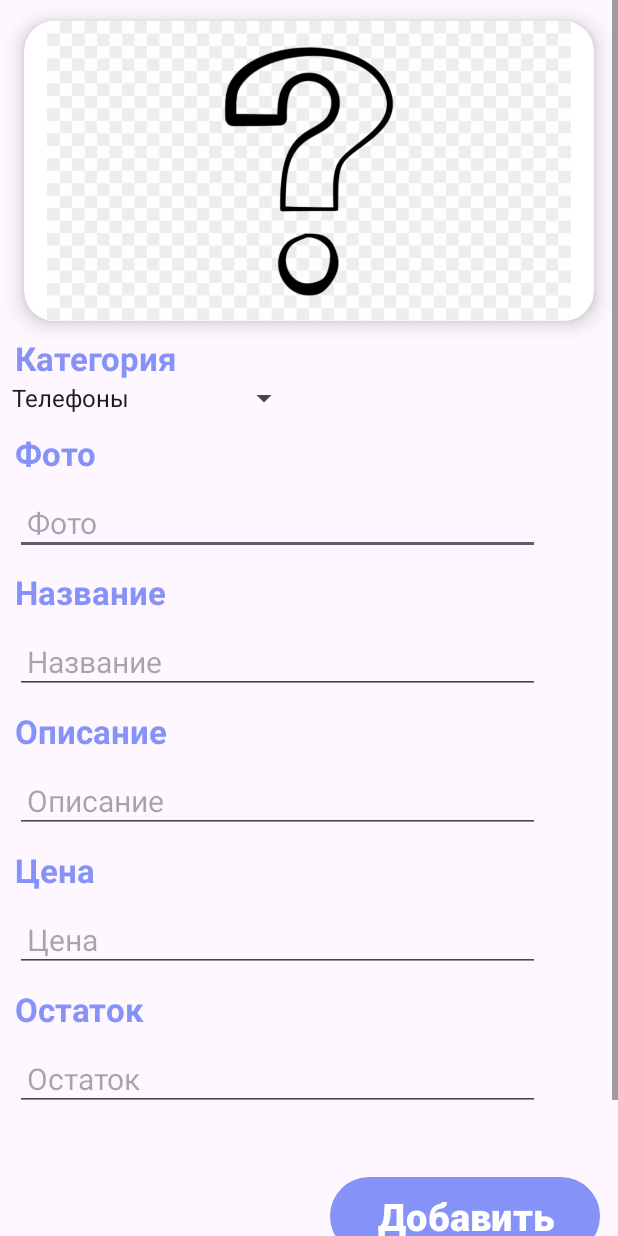
After one commit to Aveli-on/IziElectro, an Android app: the AdminDetailedActivity screen opened directly, with no data from a screen before it, on a phone screen of 412 x 824 dp. The commit adds this screen. Run offline under Robolectric (Android 15) with nearby library versions, the phone set to English and light mode, and no system bars.

Commit message:
add admin addProduct ui

```diff
--- a/app/src/main/AndroidManifest.xml
+++ b/app/src/main/AndroidManifest.xml
@@ -12,6 +12,9 @@
         android:supportsRtl="true"
         android:theme="@style/Theme.IziElectro"
         tools:targetApi="31">
+        <activity
+            android:name=".AdminDetailedActivity"
+            android:exported="false" />
         <activity
             android:name=".AdminActivity"
             android:exported="false" />
--- /dev/null
+++ b/app/src/main/java/kurs/project/izielectro/AdminDetailedActivity.java
@@ -0,0 +1,139 @@
+package kurs.project.izielectro;
+
+import android.content.Intent;
+import android.os.Bundle;
+import android.text.Editable;
+import android.text.TextWatcher;
+import android.view.View;
+import android.widget.AdapterView;
+import android.widget.ArrayAdapter;
+import android.widget.Toast;
+
+import androidx.activity.EdgeToEdge;
+import androidx.appcompat.app.AppCompatActivity;
+import androidx.core.graphics.Insets;
+import androidx.core.view.ViewCompat;
+import androidx.core.view.WindowInsetsCompat;
+
+import java.util.ArrayList;
+
+import kurs.project.izielectro.databinding.ActivityAdminBinding;
+import kurs.project.izielectro.databinding.ActivityAdminDetailedBinding;
+
+public class AdminDetailedActivity extends AppCompatActivity {
+    ActivityAdminDetailedBinding binding;
+    int id=0;
+    int idCategory=0;
+    String photo="standart";
+    @Override
+    protected void onCreate(Bundle savedInstanceState) {
+        super.onCreate(savedInstanceState);
+        EdgeToEdge.enable(this);
+        binding=ActivityAdminDetailedBinding.inflate(getLayoutInflater());
+        setContentView(binding.getRoot());
+        DatabaseHelper db=new DatabaseHelper(this);
+        ArrayList<Category> dataArrayList=db.getCategory();
+        ArrayAdapter<String> adapter = new ArrayAdapter<>(this, android.R.layout.simple_spinner_item, getCategoryName(dataArrayList));
+        adapter.setDropDownViewResource(android.R.layout.simple_spinner_dropdown_item);
+        binding.detailCategory.setAdapter(adapter);
+        Intent intent=this.getIntent();
+        binding.detailImage.setImageResource(this.getResources().getIdentifier(photo, "drawable", this.getPackageName()));
+        idCategory=getIdCategory(binding.detailCategory.getSelectedItem().toString(),dataArrayList);
+        if(intent!=null){
+            id=intent.getIntExtra("id",0);
+            if (id!=0) {
+                String title = intent.getStringExtra("title");
+                String description = intent.getStringExtra("description");
+                int price = intent.getIntExtra("price", 0);
+                int restOf = intent.getIntExtra("rest_of", 0);
+                photo = intent.getStringExtra("photo");
+                idCategory=intent.getIntExtra("id_category",0);
+                binding.detailCategory.setSelection(getIdCategoryList(dataArrayList,idCategory));
+                binding.detailName.setText(title);
+                binding.detailPrice.setText(price + "");
+                binding.detailRestOf.setText(restOf + "");
+                binding.detailDescription.setText(description);
+                binding.detailImage.setImageResource(this.getResources().getIdentifier(photo, "drawable", this.getPackageName()));
+                binding.detailPhoto.setText(photo);
+                }
+        }
+        if (id==0){
+            binding.saveButton.setText("Добавить");
+        }
+        binding.detailPhoto.addTextChangedListener(new TextWatcher(){
+            @Override
+            public void beforeTextChanged(CharSequence charSequence, int i, int i1, int i2) {
+
+            }
+
+            @Override
+            public void onTextChanged(CharSequence s, int start, int before, int count) {
+
+
+            }
+
+            @Override
+            public void afterTextChanged(Editable editable) {
+                int i= binding.detailPhoto.getResources().getIdentifier(editable.toString(), "drawable", (binding.detailPhoto.getContext()).getPackageName());
+           if (i !=0){
+                binding.detailImage.setImageResource(i);
+            }
+            }
+        });
+        binding.saveButton.setOnClickListener(view -> {
+            if (binding.detailPhoto.getText().toString().isEmpty()||binding.detailRestOf.getText().toString().isEmpty()||binding.detailPrice.getText().toString().isEmpty()||binding.detailName.getText().toString().isEmpty()||binding.detailDescription.getText().toString().isEmpty()){
+                Toast.makeText(AdminDetailedActivity.this, "Заполните все поля", Toast.LENGTH_SHORT).show();
+            }else {
+                int i = binding.detailPhoto.getResources().getIdentifier(binding.detailPhoto.getText().toString(), "drawable", (binding.detailPhoto.getContext()).getPackageName());
+                if (i == 0) binding.detailPhoto.setText(photo);
+                db.updateSaveProduct(id, binding.detailPhoto.getText().toString(), binding.detailName.getText().toString(), binding.detailDescription.getText().toString(), Integer.parseInt(binding.detailPrice.getText().toString()), Integer.parseInt(binding.detailRestOf.getText().toString()), idCategory);
+                if (id == 0)
+                    Toast.makeText(AdminDetailedActivity.this, "Товар успешно добавлен", Toast.LENGTH_SHORT).show();
+                else
+                    Toast.makeText(AdminDetailedActivity.this, "Изменения сохранены", Toast.LENGTH_SHORT).show();
+                finish();
+            }
+        });
+        binding.detailCategory.setOnItemSelectedListener((new AdapterView.OnItemSelectedListener() {
+            @Override
+            public void onItemSelected(AdapterView<?> adapterView, View view, int i, long l) {
+                idCategory=getIdCategory(adapterView.getItemAtPosition(i).toString(),dataArrayList);
+            }
+
+            @Override
+            public void onNothingSelected(AdapterView<?> adapterView) {
+
+            }
+
+
+        }));
+    }
+
+    private String[] getCategoryName(ArrayList<Category> categories) {
+        String[] names = new String[categories.size()];
+        for (int i = 0; i < categories.size(); i++) {
+            names[i] = categories.get(i).title;
+        }
+        return names;
+    }
+    private int getIdCategoryList(ArrayList<Category> categories,int id) {
+
+        for (int i = 0; i < categories.size(); i++) {
+            if( categories.get(i).id==id){
+                return i;
+            }
+        }
+        return 0;
+    }
+    private int getIdCategory(String name,ArrayList<Category> categories){
+        int id;
+        for (Category category:categories)
+        {
+            if (category.title.equals(name)){
+                id=category.id;
+                return id;
+            }
+        }
+        return 0;
+    }
+}
--- /dev/null
+++ b/app/src/main/java/kurs/project/izielectro/Category.java
@@ -0,0 +1,10 @@
+package kurs.project.izielectro;
+
+public class Category {
+    int id;
+    String title;
+    public Category(int id,String title){
+        this.id=id;
+        this.title=title;
+    }
+}
--- a/app/src/main/java/kurs/project/izielectro/DatabaseHelper.java
+++ b/app/src/main/java/kurs/project/izielectro/DatabaseHelper.java
@@ -163,7 +163,7 @@ public class DatabaseHelper extends SQLiteOpenHelper {
         if (cursor != null) {
             cursor.moveToFirst();
             while (!cursor.isAfterLast()) {
-                listData = new ListData(cursor.getInt(0), cursor.getString(3), cursor.getString(4), cursor.getString(2), cursor.getInt(5),cursor.getInt(6));
+                listData = new ListData(cursor.getInt(0), cursor.getInt(1), cursor.getString(3), cursor.getString(4), cursor.getString(2), cursor.getInt(5),cursor.getInt(6));
 
                 dataArrayList.add(listData);
                 cursor.moveToNext();
@@ -263,7 +263,26 @@ public class DatabaseHelper extends SQLiteOpenHelper {
         }
 
     }
-
+    public void updateSaveProduct(int idProduct,String photo,String title,String description,int price,int restOf,int idCategory){
+        create_db();
+        SQLiteDatabase MyDatabase =SQLiteDatabase.openDatabase(DB_PATH, null, SQLiteDatabase.OPEN_READWRITE);
+        if (idProduct==0){
+            ContentValues values = new ContentValues();
+            values.put("Title", title);
+            values.put("Photo", photo);
+            values.put("Description", description);
+            values.put("Price", price);
+            values.put("Restof", restOf);
+            values.put("IdCategory", idCategory);
+            long result = MyDatabase.insert("Product", null, values);
+            if (result != -1) {
+                Log.d("Database", "Данные успешно добавлены");
+            }
+        }
+        else{
+            MyDatabase.execSQL("UPDATE Product SET Title=? ,Photo=?,Description=?,Price=?,Restof=?,IdCategory=? WHERE Id=?", new String[]{title,photo,description,String.valueOf(price),String.valueOf(restOf),String.valueOf(idCategory),String.valueOf(idProduct)});
+        }
+    }
 
     public void addToCart(int idUser, int idProduct){
         create_db();
@@ -291,4 +310,22 @@ public class DatabaseHelper extends SQLiteOpenHelper {
             Toast.makeText(myContext, e.getMessage(), Toast.LENGTH_SHORT).show();
         }
     }
+    public ArrayList<Category> getCategory(){
+        ArrayList<Category> dataArrayList=new ArrayList<>();
+        Category category;
+        create_db();
+        SQLiteDatabase MyDatabase =SQLiteDatabase.openDatabase(DB_PATH, null, SQLiteDatabase.OPEN_READWRITE);
+        Cursor cursor = MyDatabase.rawQuery("SELECT * FROM Category", null, null);
+        if (cursor != null) {
+            cursor.moveToFirst();
+            while (!cursor.isAfterLast()) {
+                category = new Category(cursor.getInt(0),cursor.getString(1));
+                dataArrayList.add(category);
+                cursor.moveToNext();
+            }
+            cursor.close();
+        }
+        return dataArrayList;
+    }
+
 }
--- a/app/src/main/java/kurs/project/izielectro/ListData.java
+++ b/app/src/main/java/kurs/project/izielectro/ListData.java
@@ -2,14 +2,15 @@ package kurs.project.izielectro;
 
 public class ListData {
     String title,description,photo;
-    int price,restOf,id;
+    int price,restOf,id,idCategory;
 
-    public ListData(int id,String title,String description, String photo,int price,int restOf) {
+    public ListData(int id,int idCategory,String title,String description, String photo,int price,int restOf) {
         this.restOf = restOf;
         this.price = price;
         this.photo = photo;
         this.description = description;
         this.title = title;
         this.id=id;
+        this.idCategory=idCategory;
     }
 }
--- /dev/null
+++ b/app/src/main/res/layout/activity_admin_detailed.xml
@@ -0,0 +1,167 @@
+<?xml version="1.0" encoding="utf-8"?>
+
+<ScrollView xmlns:android="http://schemas.android.com/apk/res/android"
+    xmlns:app="http://schemas.android.com/apk/res-auto"
+    xmlns:tools="http://schemas.android.com/tools"
+    android:id="@+id/main"
+    android:layout_width="match_parent"
+    android:layout_height="match_parent"
+    android:orientation="vertical"
+    tools:context=".userActivityDatailed"
+    android:layout_gravity="center">
+    <LinearLayout
+        android:orientation="vertical"
+        android:layout_width="match_parent"
+        android:layout_height="wrap_content"
+        >
+    <androidx.cardview.widget.CardView
+        android:layout_marginTop="14dp"
+        android:layout_width="380dp"
+        android:layout_height="200dp"
+        android:id="@+id/cardImage"
+        android:layout_gravity="center"
+        app:cardCornerRadius="20dp"
+        app:cardElevation="8dp">
+        <ImageView
+            android:layout_width="380dp"
+            android:layout_height="200dp"
+            android:id="@+id/detailImage"
+            android:layout_gravity="center"
+            android:src="@drawable/phone"
+            android:scaleType="fitCenter"/>
+
+    </androidx.cardview.widget.CardView>
+        <TextView
+            android:layout_width="wrap_content"
+            android:layout_height="wrap_content"
+            android:text="Категория"
+            android:textColor="@color/lavander"
+            android:textStyle="bold"
+            android:layout_marginStart="10dp"
+            android:layout_marginTop="10dp"
+            android:textSize="22sp"/>
+        <Spinner
+            android:id="@+id/detailCategory"
+            android:layout_width="200dp"
+            android:layout_height="wrap_content"
+            android:prompt="@string/spinner_hint"
+            android:textColor="@color/lavander"
+            android:textStyle="bold"
+            android:textSize="22sp"
+            />
+    <TextView
+        android:layout_width="wrap_content"
+        android:layout_height="wrap_content"
+        android:text="Фото"
+        android:textColor="@color/lavander"
+        android:textStyle="bold"
+        android:layout_marginStart="10dp"
+        android:layout_marginTop="10dp"
+        android:textSize="22sp"/>
+    <EditText
+        android:layout_width="350dp"
+        android:layout_height="wrap_content"
+        android:id="@+id/detailPhoto"
+        android:layout_marginTop="10dp"
+        android:padding="8dp"
+        android:hint="Фото"
+        android:drawablePadding="8dp"
+        android:textSize="20sp"
+        android:layout_marginStart="10dp"
+        />
+    <TextView
+        android:layout_width="wrap_content"
+        android:layout_height="wrap_content"
+        android:text="Название"
+        android:textColor="@color/lavander"
+        android:textStyle="bold"
+        android:layout_marginStart="10dp"
+        android:layout_marginTop="10dp"
+        android:textSize="22sp"/>
+    <EditText
+        android:layout_width="350dp"
+        android:layout_height="wrap_content"
+        android:id="@+id/detailName"
+        android:layout_marginTop="10dp"
+        android:padding="8dp"
+        android:hint="Название"
+        android:drawablePadding="8dp"
+        android:textSize="20sp"
+        android:layout_marginStart="10dp"
+        />
+    <TextView
+        android:layout_width="wrap_content"
+        android:layout_height="wrap_content"
+        android:text="Описание"
+        android:textColor="@color/lavander"
+        android:textStyle="bold"
+        android:layout_marginStart="10dp"
+        android:layout_marginTop="10dp"
+        android:textSize="22sp"/>
+    <EditText
+        android:layout_width="350dp"
+        android:layout_height="wrap_content"
+        android:id="@+id/detailDescription"
+        android:layout_marginTop="10dp"
+        android:padding="8dp"
+        android:hint="Описание"
+        android:drawablePadding="8dp"
+        android:textSize="20sp"
+        android:layout_marginStart="10dp"
+        />
+    <TextView
+        android:layout_width="wrap_content"
+        android:layout_height="wrap_content"
+        android:text="Цена"
+        android:textColor="@color/lavander"
+        android:textStyle="bold"
+        android:layout_marginStart="10dp"
+        android:layout_marginTop="10dp"
+        android:textSize="22sp"/>
+    <EditText
+        android:layout_width="350dp"
+        android:layout_height="wrap_content"
+        android:id="@+id/detailPrice"
+        android:layout_marginTop="10dp"
+        android:padding="8dp"
+        android:hint="Цена"
+        android:drawablePadding="8dp"
+        android:inputType="numberDecimal"
+        android:textSize="20sp"
+        android:layout_marginStart="10dp"
+        />
+    <TextView
+        android:layout_width="wrap_content"
+        android:layout_height="wrap_content"
+        android:text="Остаток"
+        android:textColor="@color/lavander"
+        android:textStyle="bold"
+        android:layout_marginStart="10dp"
+        android:layout_marginTop="10dp"
+        android:textSize="22sp"/>
+    <EditText
+        android:layout_width="350dp"
+        android:layout_height="wrap_content"
+        android:id="@+id/detailRestOf"
+        android:layout_marginTop="10dp"
+        android:padding="8dp"
+        android:hint="Остаток"
+        android:drawablePadding="8dp"
+        android:inputType="numberDecimal"
+        android:textSize="20sp"
+        android:layout_marginStart="10dp"
+        />
+
+    <Button
+        android:layout_width="180dp"
+        android:layout_height="60dp"
+        android:layout_marginStart="220dp"
+        android:layout_marginTop="40dp"
+        android:text="Сохранить"
+        android:textStyle="bold"
+        android:textSize="25sp"
+        android:layout_marginBottom="85dp"
+        android:id="@+id/saveButton"/>
+
+    </LinearLayout>
+</ScrollView>
--- a/app/src/main/res/values/strings.xml
+++ b/app/src/main/res/values/strings.xml
@@ -6,4 +6,5 @@
     <string name="desc1">123</string>
     <string name="desc2">2321</string>
     <string name="desc3">432</string>
+    <string name="spinner_hint">Категория</string>
 </resources>
```
Also changed, not shown: app/src/main/java/kurs/project/izielectro/AdminActivity.java (+33 -1 lines), app/src/main/res/layout/activity_admin.xml (+12 -2 lines), app/src/main/res/drawable/standart.jpg (added).
